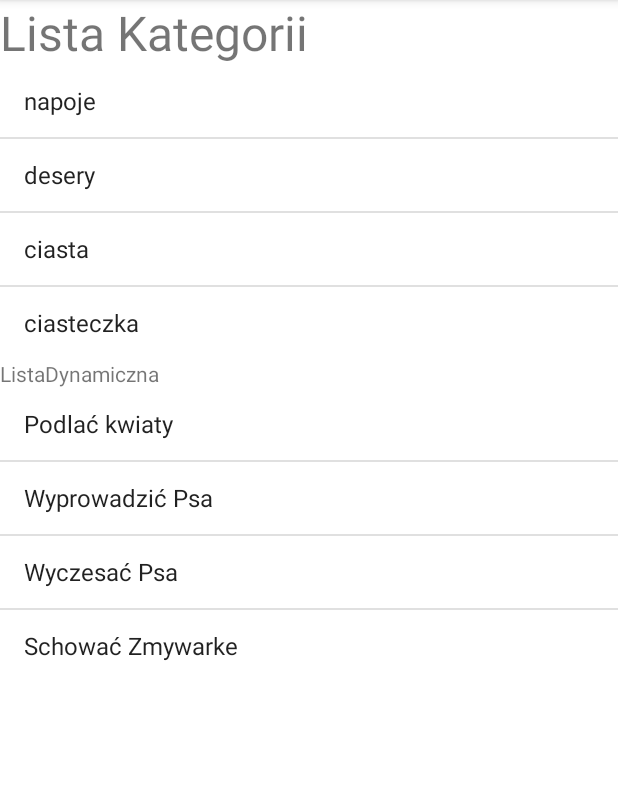
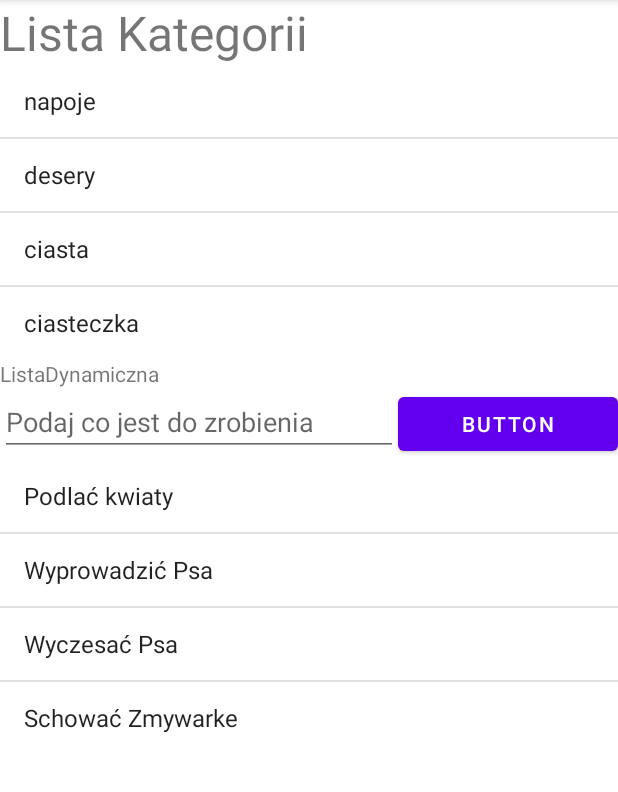
Before and after one commit to Szymon1948/Listy_Znowu, an Android app: the screen it shows after launch (MainActivity), on a phone screen of 412 x 824 dp, the part 84-876 px from its top. Run offline under Robolectric (Android 15) with nearby library versions, the light colour scheme and no system bars.

Commit message:
Listy Przepisowe cz3

```diff
--- a/app/src/main/res/layout/activity_main.xml
+++ b/app/src/main/res/layout/activity_main.xml
@@ -26,6 +26,28 @@
         android:layout_width="wrap_content"
         android:layout_height="wrap_content"
         android:text="ListaDynamiczna" />
+    <LinearLayout
+        android:layout_width="match_parent"
+        android:layout_height="wrap_content"
+        android:orientation="horizontal">
+
+        <EditText
+            android:id="@+id/editText"
+            android:layout_width="wrap_content"
+            android:layout_height="wrap_content"
+            android:layout_weight="1"
+            android:ems="10"
+            android:inputType="textPersonName"
+            android:hint="Podaj co jest do zrobienia"
+            />
+
+        <Button
+            android:id="@+id/button"
+            android:layout_width="wrap_content"
+            android:layout_height="wrap_content"
+            android:layout_weight="1"
+            android:text="Button" />
+    </LinearLayout>
 
     <ListView
         android:id="@+id/listViewDynamicznie"
@@ -33,4 +55,6 @@
         android:layout_height="wrap_content"
         />
 
+
+
 </LinearLayout>
```
